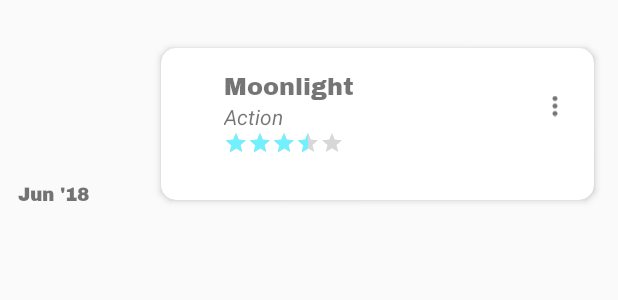
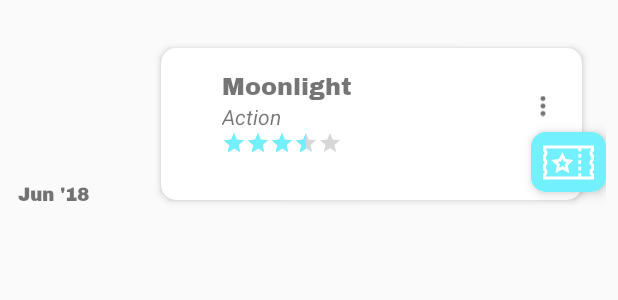
Before and after one commit to oscarg798/mova, an Android app: the layout movie_item.xml on its own in the app's theme, with its tools: preview values and no code run, on a phone screen of 412 x 824 dp. Shown: the top 300 px of the screen. Run offline under Robolectric (Android 15) with nearby library versions, the phone set to English and light mode, and no system bars; Roboto replaces fonts that are not available here.

Commit message:
showing favorites on list

```diff
--- a/app/build.gradle
+++ b/app/build.gradle
@@ -40,7 +40,7 @@ dependencies {
     //dagger
     implementation "com.google.dagger:dagger:$daggerVersion"
     implementation "com.google.dagger:dagger-android-support:$daggerVersion"
-    implementation 'com.android.support:support-v4:27.1.0'
+
     kapt "com.google.dagger:dagger-compiler:$daggerVersion"
     provided 'org.glassfish:javax.annotation:10.0-b28'
     kaptAndroidTest "com.google.dagger:dagger-compiler:$daggerVersion"
@@ -51,7 +51,6 @@ dependencies {
     testCompile 'com.github.fabioCollini.daggermock:daggermock-kotlin:0.8.4'
 
     implementation 'com.android.support:support-dynamic-animation:27.1.1'
-
 
     androidTestCompile 'com.github.fabioCollini.daggermock:daggermock-kotlin:0.8.4'
     androidTestCompile 'org.mockito:mockito-android:2.6.1'
--- a/app/src/main/java/co/com/mova/movies/MovieItemViewHolder.kt
+++ b/app/src/main/java/co/com/mova/movies/MovieItemViewHolder.kt
@@ -20,4 +20,5 @@ class MovieItemViewHolder(mItemView: View) : RecyclerView.ViewHolder(mItemView)
     val mTVGenres = mItemView.findViewById<TextView>(R.id.mTVGenres)
     val mTVMovieReleaseDate = mItemView.findViewById<TextView>(R.id.mTVMovieReleaseDate)
     val mIVOptions = mItemView.findViewById<ImageView>(R.id.mIVOptions)
+    val mIVFavorite = mItemView.findViewById<ImageView>(R.id.mIVFavorite)
 }
--- /dev/null
+++ b/app/src/main/res/drawable/bg_favorite_movie.xml
@@ -0,0 +1,8 @@
+<?xml version="1.0" encoding="utf-8"?>
+<shape xmlns:android="http://schemas.android.com/apk/res/android"
+    android:shape="rectangle">
+
+    <solid android:color="@color/colorAccent"/>
+    <corners android:radius="10dp"/>
+
+</shape>
--- a/app/src/main/res/drawable/ic_favorite.xml
+++ b/app/src/main/res/drawable/ic_favorite.xml
@@ -1,9 +1,23 @@
+<?xml version="1.0" encoding="utf-8"?>
 <vector xmlns:android="http://schemas.android.com/apk/res/android"
-        android:width="24dp"
-        android:height="24dp"
-        android:viewportWidth="24.0"
-        android:viewportHeight="24.0">
+    android:width="512dp"
+    android:height="512dp"
+    android:viewportWidth="512"
+    android:viewportHeight="512">
+
     <path
-        android:fillColor="@color/colorPrimary"
-        android:pathData="M12,21.35l-1.45,-1.32C5.4,15.36 2,12.28 2,8.5 2,5.42 4.42,3 7.5,3c1.74,0 3.41,0.81 4.5,2.09C13.09,3.81 14.76,3 16.5,3 19.58,3 22,5.42 22,8.5c0,3.78 -3.4,6.86 -8.55,11.54L12,21.35z"/>
+        android:fillColor="#FFFFFF"
+        android:pathData="M505.328,145.652l6.672-4.454V85.423H0v55.776l6.672,4.454c5.215,3.482,8.328,9.292,8.328,15.542 s-3.113,12.06-8.328,15.542L0,181.189v54.815l6.671,4.454c5.216,3.481,8.329,9.291,8.329,15.542c0,6.25-3.113,12.061-8.329,15.542 L0,275.996v54.815l6.672,4.454c5.215,3.481,8.328,9.291,8.328,15.542c0,6.25-3.113,12.061-8.328,15.542L0,370.801v55.776h512 v-55.776l-6.672-4.454c-5.215-3.481-8.328-9.292-8.328-15.542c0-6.251,3.113-12.06,8.328-15.542l6.672-4.454v-54.815l-6.671-4.454 c-5.216-3.48-8.329-9.29-8.329-15.54c0-6.251,3.113-12.061,8.329-15.542l6.671-4.454V181.19l-6.672-4.454 c-5.215-3.481-8.328-9.291-8.328-15.542C497,154.943,500.113,149.134,505.328,145.652z M482,126.051 c-9.511,9.1-15,21.729-15,35.144c0,13.415,5.489,26.044,15,35.144v24.519c-9.511,9.1-15,21.729-15,35.144 c0,13.415,5.489,26.043,15,35.144v24.519c-9.511,9.1-15,21.729-15,35.144c0,13.415,5.489,26.044,15,35.144v10.628h-98v-33.453h-30 v33.453H30v-10.63c9.511-9.1,15-21.729,15-35.144c0-13.415-5.489-26.043-15-35.144v-24.519c9.511-9.1,15-21.729,15-35.144 s-5.489-26.044-15-35.144v-24.519c9.511-9.1,15-21.729,15-35.144c0-13.415-5.489-26.044-15-35.144v-10.628h324v26.453h30v-26.453 h98V126.051z" />
+    <path
+        android:fillColor="#FFFFFF"
+        android:pathData="M305.264,230.822l-76.766-11.154l-34.33-69.56l-34.33,69.56l-76.764,11.154l55.547,54.145l-13.112,76.454l68.659-36.097 l68.66,36.097l-13.113-76.454L305.264,230.822z M222.984,306.579l-28.816-15.149l-28.816,15.149l5.503-32.087l-23.313-22.724 l32.217-4.682l14.408-29.194l14.408,29.194l32.217,4.682l-23.313,22.724L222.984,306.579z" />
+    <path
+        android:fillColor="#FFFFFF"
+        android:pathData="M 354 169.53 H 384 V 206.405 H 354 V 169.53 Z" />
+    <path
+        android:fillColor="#FFFFFF"
+        android:pathData="M 354 234.061 H 384 V 270.936 H 354 V 234.061 Z" />
+    <path
+        android:fillColor="#FFFFFF"
+        android:pathData="M 354 298.59 H 384 V 335.465 H 354 V 298.59 Z" />
 </vector>
--- a/app/src/main/res/layout/movie_item.xml
+++ b/app/src/main/res/layout/movie_item.xml
@@ -21,13 +21,34 @@
         android:orientation="vertical"
         app:layout_constraintGuide_percent="0.25" />
 
+    <android.support.constraint.Guideline
+        android:id="@+id/mGuide3"
+        android:layout_width="wrap_content"
+        android:layout_height="match_parent"
+        android:orientation="vertical"
+        app:layout_constraintGuide_percent="0.9" />
+
+    <android.support.constraint.Guideline
+        android:id="@+id/mGuide4"
+        android:layout_width="match_parent"
+        android:layout_height="wrap_content"
+        android:orientation="horizontal"
+        app:layout_constraintGuide_percent="0.6" />
+
+    <android.support.constraint.Guideline
+        android:id="@+id/mGuide5"
+        android:layout_width="match_parent"
+        android:layout_height="wrap_content"
+        android:orientation="horizontal"
+        app:layout_constraintGuide_percent="0.9" />
+
 
     <android.support.v7.widget.CardView
         android:id="@+id/mCVMovieDetail"
         android:layout_width="0dp"
         android:layout_height="0dp"
         android:layout_marginBottom="8dp"
-        android:layout_marginEnd="8dp"
+        android:layout_marginEnd="16dp"
         android:layout_marginTop="24dp"
         android:translationZ="1dp"
         app:cardBackgroundColor="@color/white"
@@ -44,7 +65,7 @@
 
 
             <android.support.constraint.Guideline
-                android:id="@+id/mGuide3"
+                android:id="@+id/mGuide6"
                 android:layout_width="wrap_content"
                 android:layout_height="match_parent"
                 android:orientation="vertical"
@@ -55,13 +76,13 @@
                 android:id="@+id/mTVMovieTitle"
                 android:layout_width="0dp"
                 android:layout_height="wrap_content"
+                android:layout_marginEnd="8dp"
                 android:ellipsize="end"
                 android:fontFamily="@font/archivo_black"
                 android:maxLines="1"
-                android:layout_marginEnd="8dp"
                 android:textSize="16sp"
                 app:layout_constraintEnd_toStartOf="@+id/mIVOptions"
-                app:layout_constraintStart_toEndOf="@id/mGuide3"
+                app:layout_constraintStart_toEndOf="@id/mGuide6"
                 tools:text="Moonlight" />
 
 
@@ -92,10 +113,10 @@
                 tools:rating="3.5" />
 
             <ImageView
+                android:id="@+id/mIVOptions"
                 android:layout_width="0dp"
                 android:layout_height="45dp"
                 android:padding="8dp"
-                android:id="@+id/mIVOptions"
                 android:src="@drawable/ic_options"
                 app:layout_constraintEnd_toEndOf="parent"
                 app:layout_constraintTop_toTopOf="@+id/mTVMovieTitle" />
@@ -110,7 +131,7 @@
         android:id="@+id/mIVMoviePoster"
         android:layout_width="0dp"
         android:layout_height="110dp"
-        android:elevation="20dp"
+        android:elevation="5dp"
         android:scaleType="centerCrop"
         app:layout_constraintEnd_toStartOf="@+id/mGuide1"
         app:layout_constraintStart_toStartOf="parent"
@@ -133,4 +154,17 @@
         app:layout_constraintTop_toBottomOf="@+id/mIVMoviePoster"
         tools:text="Jun '18" />
 
+    <ImageView
+        android:layout_width="50dp"
+        android:layout_height="0dp"
+        android:background="@drawable/bg_favorite_movie"
+        android:elevation="5dp"
+        android:id="@+id/mIVFavorite"
+        android:padding="8dp"
+        android:scaleType="centerCrop"
+        android:src="@drawable/ic_favorite"
+        app:layout_constraintBottom_toBottomOf="@+id/mGuide5"
+        app:layout_constraintEnd_toEndOf="parent"
+        app:layout_constraintTop_toTopOf="@+id/mGuide4" />
+
 </android.support.constraint.ConstraintLayout>
```
Also changed, not shown: app/src/main/java/co/com/mova/movies/MoviesActivity.kt (+4 -55 lines), app/src/main/java/co/com/mova/movies/MoviesAdapter.kt (+8 -1 lines), app/src/main/res/drawable/ic_filter.xml (added, +9 -0 lines), app/src/main/res/layout/activity_movies.xml (+16 -4 lines).
